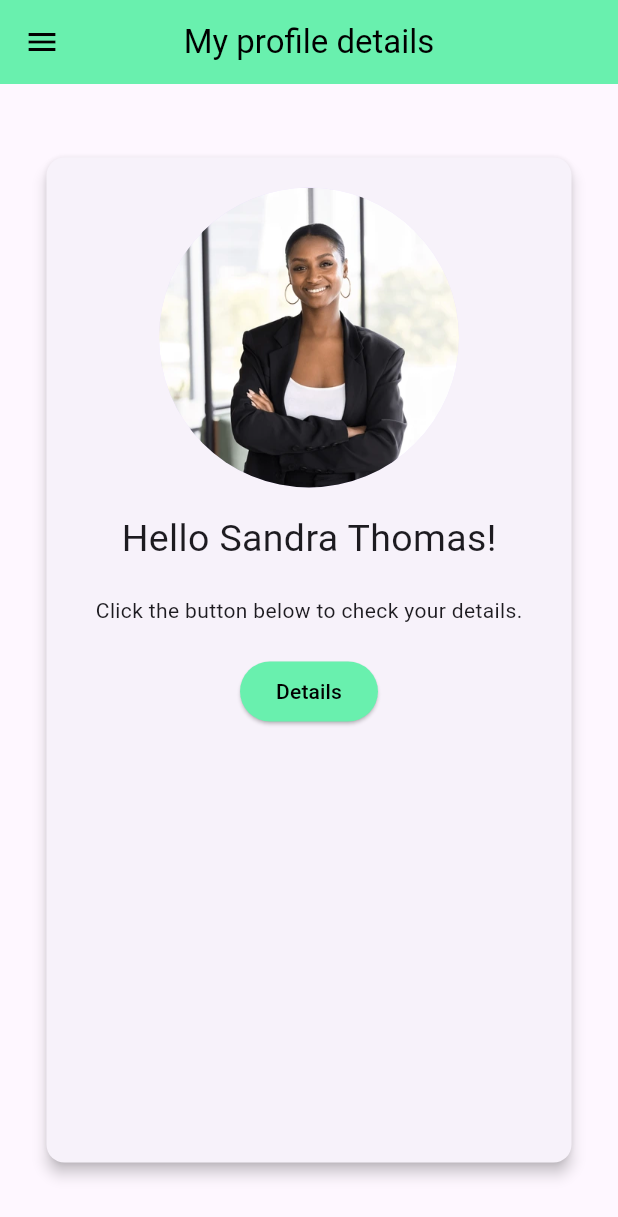
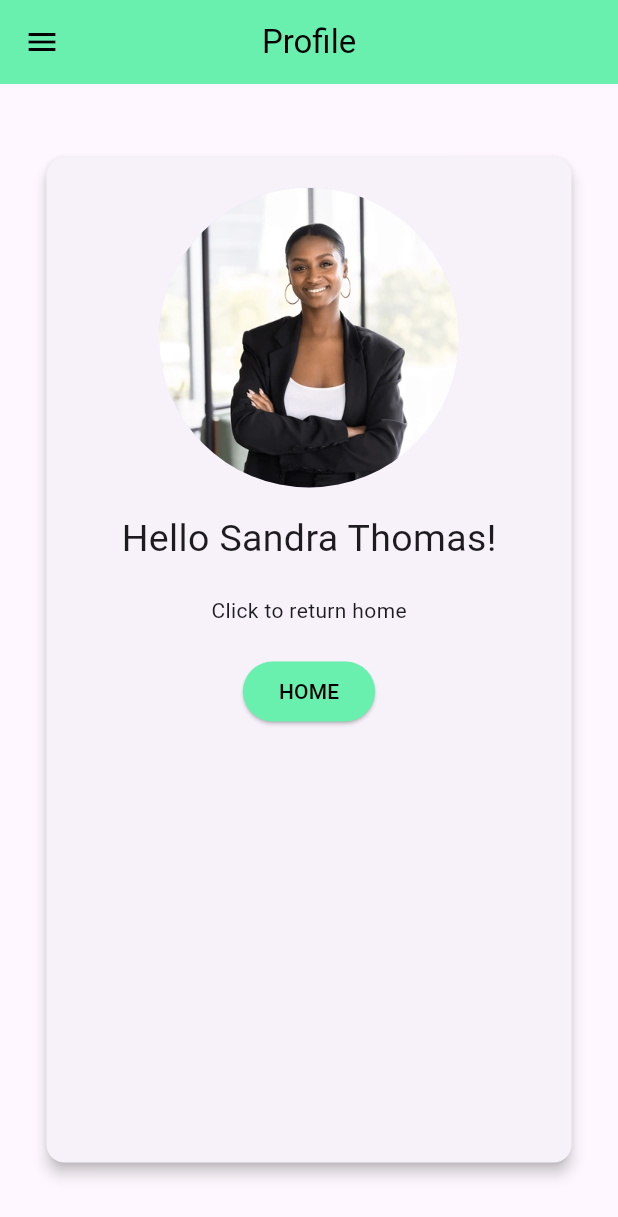
Before and after one commit to Sangi6740/ProfileDetails, a Flutter app: the screen it shows after launch, after a tap on "Details", on a phone screen of 412 x 824 dp. Shown: the top 1217 px of the screen. Run offline on Flutter 3.47's test engine with Material 3 defaults, Android fonts, the light colour scheme and no system bars.

Commit message:
new addititons

```diff
--- a/lib/main.dart
+++ b/lib/main.dart
@@ -44,7 +44,7 @@ class MyHomePage extends StatelessWidget {
                   ),
                 ),
                 SizedBox(height: 16),
-                Text("Hello Sandra Thomas!", style: TextStyle(fontSize: 25)),
+                Text("Hello Sandra!", style: TextStyle(fontSize: 25)),
                 SizedBox(height: 20),
                 Text("Click the button below to check your details."),
                 SizedBox(height: 20),
@@ -54,7 +54,10 @@ class MyHomePage extends StatelessWidget {
                     foregroundColor: Colors.black,
                   ),
                   onPressed: () {
-                    print("Button has been clicked");
+                    Navigator.push(
+                      context,
+                      MaterialPageRoute(builder: (context) => Detailspage()),
+                    );
                   },
                   child: Text("Details"),
                 ),
@@ -79,6 +82,92 @@ class MyHomePage extends StatelessWidget {
                 ],
               ),
             ),
+            ListTile(leading: Icon(Icons.home), title: Text("My home")),
+
+            ListTile(
+              leading: Icon(Icons.person),
+              title: Text("My details"),
+              onTap: () {
+                Navigator.pop(context);
+                Navigator.push(
+                  context,
+                  MaterialPageRoute(builder: (context) => Detailspage()),
+                );
+              },
+            ),
+          ],
+        ),
+      ),
+    );
+  }
+}
+
+class Detailspage extends StatelessWidget {
+  @override
+  Widget build(BuildContext context) {
+    return Scaffold(
+      appBar: AppBar(
+        title: const Text("Profile"),
+        backgroundColor: Colors.greenAccent,
+        foregroundColor: Colors.black,
+        centerTitle: true,
+      ),
+      body: Center(
+        child: Card(
+          elevation: 4,
+          child: SizedBox(
+            width: 350,
+            height: 670,
+            child: Column(
+              children: [
+                Padding(
+                  padding: EdgeInsets.only(top: 20),
+                  child: CircleAvatar(
+                    radius: 100,
+                    backgroundImage: AssetImage('assets/profile.webp'),
+                  ),
+                ),
+                SizedBox(height: 16),
+                Text("Hello Sandra Thomas!", style: TextStyle(fontSize: 25)),
+                SizedBox(height: 20),
+                Text("Click to return home"),
+                SizedBox(height: 20),
+                ElevatedButton(
+                  style: ElevatedButton.styleFrom(
+                    backgroundColor: Colors.greenAccent,
+                    foregroundColor: Colors.black,
+                  ),
+                  onPressed: () {
+                    Navigator.push(
+                      context,
+                      MaterialPageRoute(builder: (context) => MyHomePage()),
+                    );
+                  },
+                  child: Text("HOME"),
+                ),
+              ],
+            ),
+          ),
+        ),
+      ),
+      drawer: Drawer(
+        child: ListView(
+          children: [
+            DrawerHeader(
+              decoration: BoxDecoration(color: Colors.tealAccent),
+              child: Row(
+                children: [
+                  CircleAvatar(
+                    radius: 50,
+                    backgroundImage: AssetImage('assets/profile.webp'),
+                  ),
+                  SizedBox(width: 20),
+                  Text(" Welcome Sandra! "),
+                ],
+              ),
+            ),
+            ListTile(leading: Icon(Icons.home), title: Text("My Home")),
+
             ListTile(leading: Icon(Icons.person), title: Text("My details")),
           ],
         ),
```
